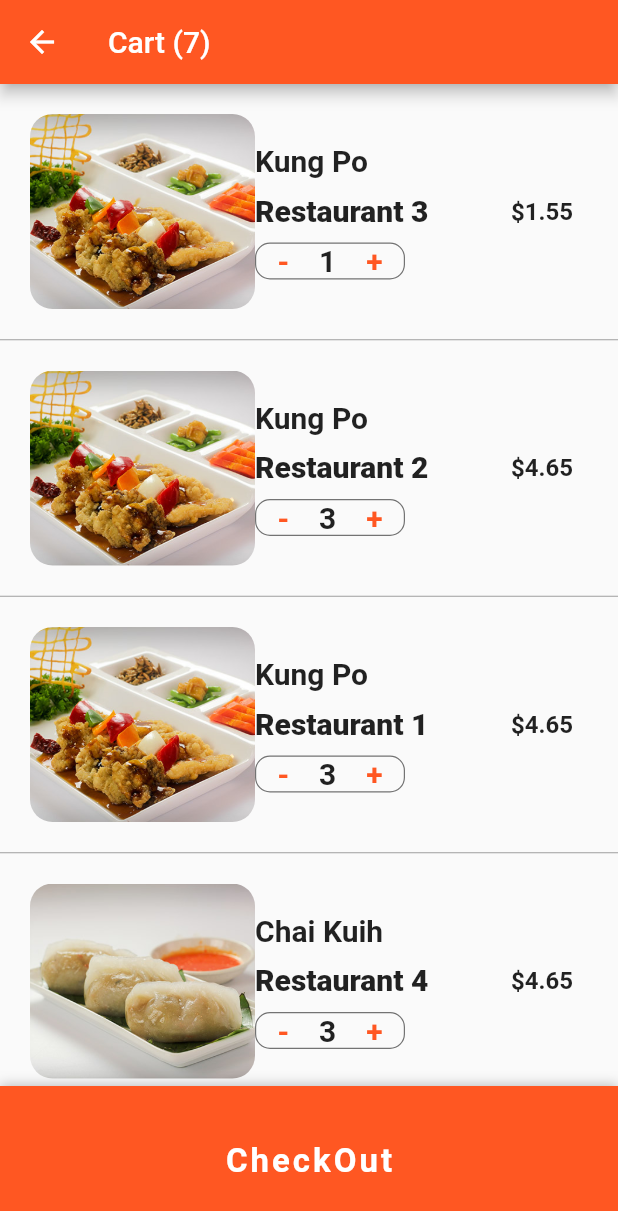
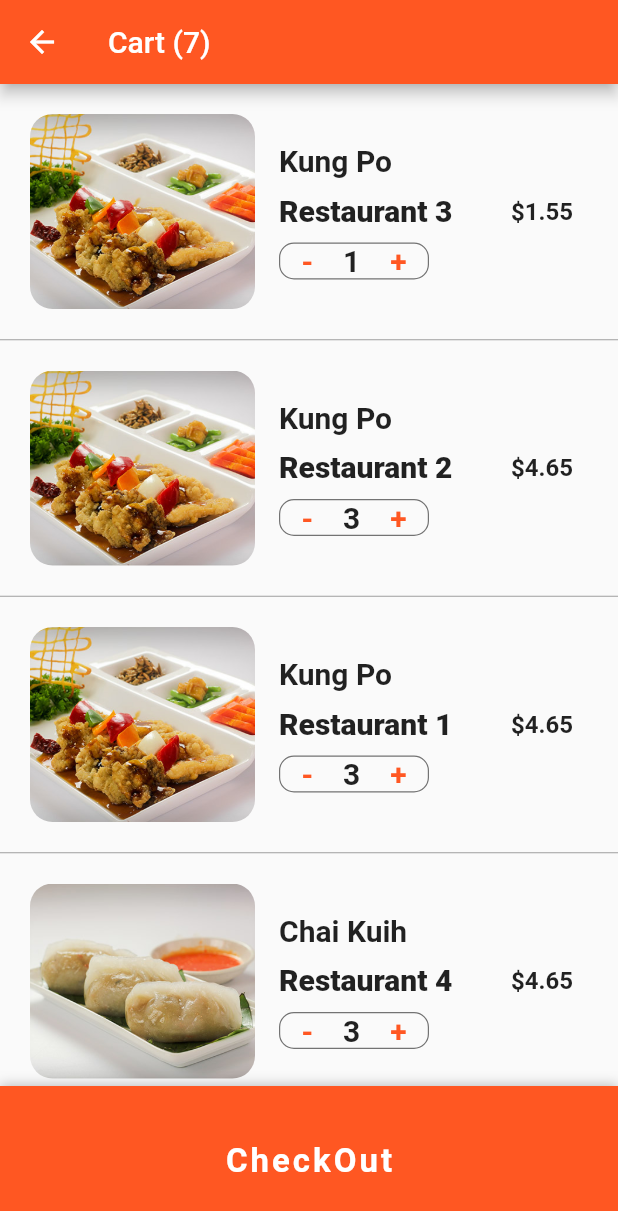
Before and after one commit to felexkuria/substation33kv, a Flutter app: the CartScreen screen opened directly, on a phone screen of 412 x 824 dp. Shown: the top 1211 px of the screen. Run offline on Flutter 3.47's test engine with Material 2 defaults, Android fonts, the phone set to English and light mode, and no system bars.

Commit message:
Finished Creating Cart and checkout Page and finished course small tasks and optimatization

```diff
--- a/lib/Screens/cart_screen.dart
+++ b/lib/Screens/cart_screen.dart
@@ -29,6 +29,8 @@ class _CartScreenState extends State<CartScreen> {
                 ),
                 Expanded(
                   child: Container(
+                    child: Padding(
+                      padding: const EdgeInsets.all(16.0),
                       child: Column(
                         mainAxisAlignment: MainAxisAlignment.center,
                         crossAxisAlignment: CrossAxisAlignment.start,
@@ -98,6 +100,7 @@ class _CartScreenState extends State<CartScreen> {
                             ),
                           )
                         ],
+                      ),
                     ),
                   ),
                 )
```
Lines whose indentation alone changed are shown as unchanged.
